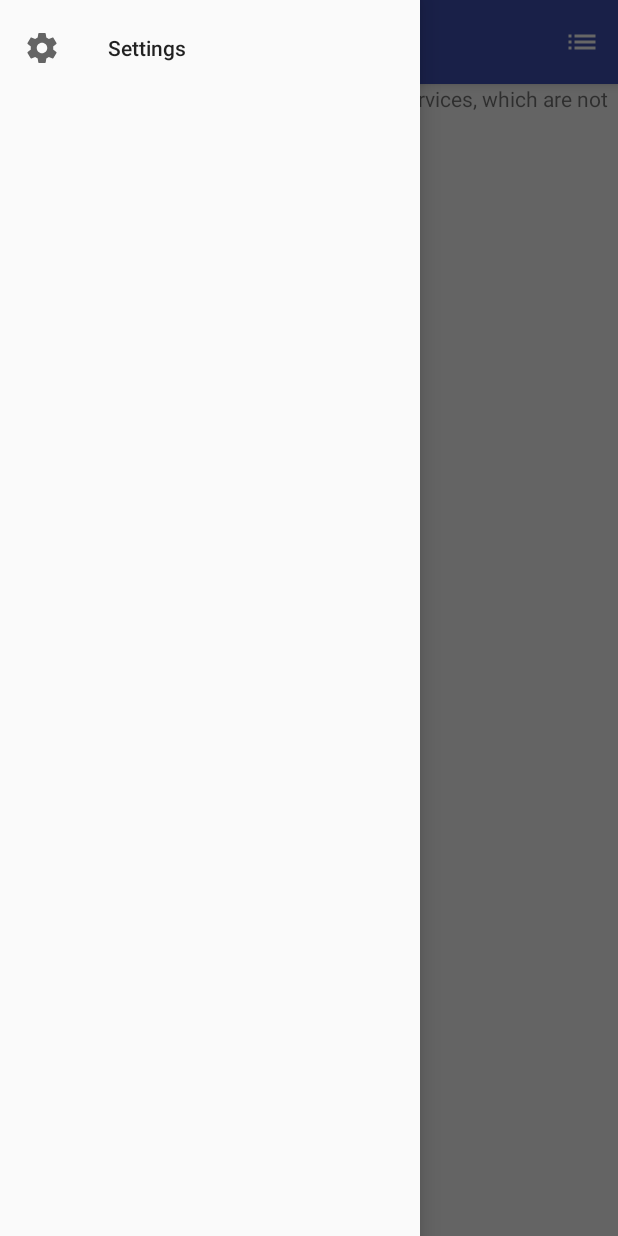
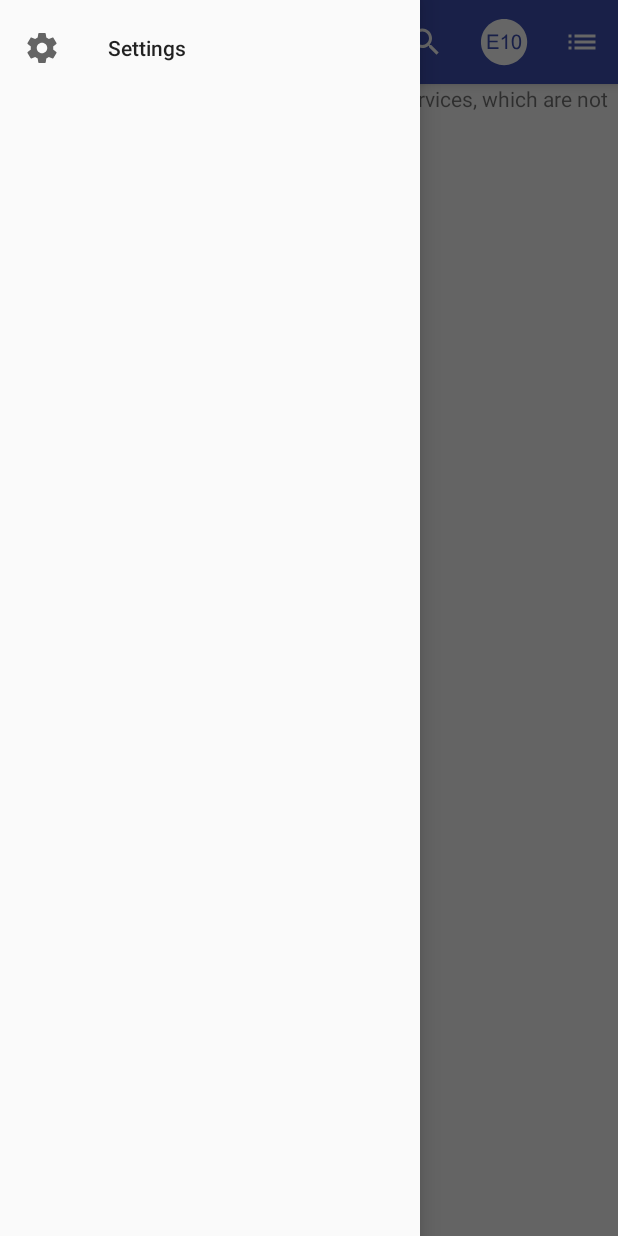
Before and after one commit to mrJayson/PetrolPatrol, an Android app: the MapsActivity screen opened directly, with no data from a screen before it, with the side drawer open, on a phone screen of 412 x 824 dp. Run offline under Robolectric (Android 15) with nearby library versions, the phone set to English and light mode, and no system bars; libraries missing offline, so code that uses them is left out: com.google.maps.android; network calls fail.

Commit message:
Add search bar hook

```diff
--- a/app/src/main/java/com/petrolpatrol/petrolpatrol/details/DetailsActivity.java
+++ b/app/src/main/java/com/petrolpatrol/petrolpatrol/details/DetailsActivity.java
@@ -86,6 +86,7 @@ public class DetailsActivity extends BaseActivity {
 
     @Override
     public boolean onCreateOptionsMenu(Menu menu) {
+        getMenuInflater().inflate(R.menu.menu_search, menu);
         getMenuInflater().inflate(R.menu.menu_details, menu);
         return true;
     }
--- a/app/src/main/java/com/petrolpatrol/petrolpatrol/list/ListActivity.java
+++ b/app/src/main/java/com/petrolpatrol/petrolpatrol/list/ListActivity.java
@@ -55,6 +55,7 @@ public class ListActivity extends BaseActivity implements ListAdapter.Listener{
 
     @Override
     public boolean onCreateOptionsMenu(Menu menu) {
+        getMenuInflater().inflate(R.menu.menu_search, menu);
         getMenuInflater().inflate(R.menu.menu_list, menu);
         MenuItem menuItem = menu.findItem(R.id.fueltype);
         getMenuInflater().inflate(R.menu.submenu_fueltypes, menuItem.getSubMenu());
--- a/app/src/main/java/com/petrolpatrol/petrolpatrol/map/MapsActivity.java
+++ b/app/src/main/java/com/petrolpatrol/petrolpatrol/map/MapsActivity.java
@@ -25,6 +25,7 @@ import com.petrolpatrol.petrolpatrol.service.NewLocationReceiver;
 import com.petrolpatrol.petrolpatrol.ui.BaseActivity;
 import com.petrolpatrol.petrolpatrol.ui.IntentAction;
 import com.petrolpatrol.petrolpatrol.util.Constants;
+import com.petrolpatrol.petrolpatrol.util.IDUtils;
 import com.petrolpatrol.petrolpatrol.util.Utils;
 
 import java.util.ArrayList;
@@ -47,6 +48,8 @@ public class MapsActivity extends BaseActivity implements OnMapReadyCallback, Ne
     private LocationServiceConnection locationServiceConnection;
 
     private NewLocationReceiver newLocationReceiver;
+
+    private MenuItem fuelTypeMenuItem;
 
     private boolean cancelMarkerUpdate;
 
@@ -89,13 +92,24 @@ public class MapsActivity extends BaseActivity implements OnMapReadyCallback, Ne
 
     @Override
     public boolean onCreateOptionsMenu(Menu menu) {
+        getMenuInflater().inflate(R.menu.menu_search, menu);
         getMenuInflater().inflate(R.menu.menu_map, menu);
+        MenuItem menuItem = menu.findItem(R.id.fueltype);
+        getMenuInflater().inflate(R.menu.submenu_fueltypes, menuItem.getSubMenu());
+
+        fuelTypeMenuItem = menu.findItem(R.id.fueltype);
         return true;
     }
 
     @Override
     public boolean onPrepareOptionsMenu(Menu menu) {
-        return super.onPrepareOptionsMenu(menu);
+        // Preselect the menu_list items recorded in Preferences
+        int fuelTypeResID = IDUtils.identify(Preferences.getInstance().getString(Preferences.Key.SELECTED_FUELTYPE), "id", getBaseContext());
+        MenuItem fuelType = menu.findItem(fuelTypeResID);
+        fuelType.setChecked(true);
+        int iconID = IDUtils.identify(Utils.fuelTypeToIconName(Preferences.getInstance().getString(Preferences.Key.SELECTED_FUELTYPE)), "drawable", getBaseContext());
+        fuelTypeMenuItem.setIcon(iconID);
+        return true;
     }
 
     @Override
--- a/app/src/main/java/com/petrolpatrol/petrolpatrol/trend/TrendActivity.java
+++ b/app/src/main/java/com/petrolpatrol/petrolpatrol/trend/TrendActivity.java
@@ -112,13 +112,12 @@ public class TrendActivity extends BaseActivity {
 
     @Override
     public boolean onCreateOptionsMenu(Menu menu) {
+        getMenuInflater().inflate(R.menu.menu_search, menu);
         getMenuInflater().inflate(R.menu.menu_trend, menu);
         MenuItem menuItem = menu.findItem(R.id.fueltype);
         getMenuInflater().inflate(R.menu.submenu_fueltypes, menuItem.getSubMenu());
 
         fuelTypeMenuItem = menu.findItem(R.id.fueltype);
-
-
         return true;
     }
 
--- a/app/src/main/res/menu/menu_details.xml
+++ b/app/src/main/res/menu/menu_details.xml
@@ -4,9 +4,9 @@
         xmlns:app="http://schemas.android.com/apk/res-auto">
     <item
             android:id="@id/favourite"
-            app:showAsAction="always"
+            android:title="@string/menu_favourite"
             android:icon="@drawable/ic_favorite_white_24dp"
-            android:title="@string/menu_favourite">
+            app:showAsAction="always">
     </item>
 
 </menu>
--- a/app/src/main/res/menu/menu_map.xml
+++ b/app/src/main/res/menu/menu_map.xml
@@ -2,11 +2,20 @@
 <menu
         xmlns:android="http://schemas.android.com/apk/res/android"
         xmlns:app="http://schemas.android.com/apk/res-auto">
+
+    <item
+            android:id="@id/fueltype"
+            android:title="@string/menu_fueltype"
+            app:showAsAction="ifRoom">
+
+        <menu><!-- include: submenu_fueltypes.xml --></menu>
+    </item>
+
     <item
             android:id="@id/list"
-            app:showAsAction="always"
+            android:title="@string/menu_list"
             android:icon="@drawable/ic_list_white_24dp"
-            android:title="@string/menu_list">
+            app:showAsAction="ifRoom">
     </item>
 
 </menu>
--- a/app/src/main/res/menu/menu_nav.xml
+++ b/app/src/main/res/menu/menu_nav.xml
@@ -8,9 +8,9 @@
 
         <item
                 android:id="@+id/inbox"
-                android:checked="false"
+                android:title="@string/nav_settings"
                 android:icon="@drawable/ic_settings_white_24dp"
-                android:title="@string/nav_settings" />
+                android:checked="false"/>
 
     </group>
 </menu>
--- /dev/null
+++ b/app/src/main/res/menu/menu_search.xml
@@ -0,0 +1,12 @@
+<?xml version="1.0" encoding="utf-8"?>
+<menu
+        xmlns:android="http://schemas.android.com/apk/res/android"
+        xmlns:app="http://schemas.android.com/apk/res-auto">
+    <item
+            android:id="@id/search"
+            android:title="@string/menu_search"
+            android:icon="@drawable/ic_search_white_24dp"
+            app:showAsAction="collapseActionView|always"
+            app:actionViewClass="android.support.v7.widget.SearchView">
+    </item>
+</menu>
--- a/app/src/main/res/menu/submenu_fueltypes.xml
+++ b/app/src/main/res/menu/submenu_fueltypes.xml
@@ -4,23 +4,23 @@
             android:checkableBehavior="single">
         <item
                 android:id="@id/E10"
-                android:checked="false"
-                android:title="@string/fueltype_E10" />
+                android:title="@string/fueltype_E10"
+                android:checked="false"/>
         <item
                 android:id="@id/U91"
-                android:checked="false"
-                android:title="@string/fueltype_U91" />
+                android:title="@string/fueltype_U91"
+                android:checked="false"/>
         <item
                 android:id="@id/P95"
-                android:checked="false"
-                android:title="@string/fueltype_P95" />
+                android:title="@string/fueltype_P95"
+                android:checked="false"/>
         <item
                 android:id="@id/P98"
-                android:checked="false"
-                android:title="@string/fueltype_P98" />
+                android:title="@string/fueltype_P98"
+                android:checked="false"/>
         <item
                 android:id="@id/DL"
-                android:checked="false"
-                android:title="@string/fueltype_DL" />
+                android:title="@string/fueltype_DL"
+                android:checked="false"/>
     </group>
 </menu>
--- a/app/src/main/res/values/strings.xml
+++ b/app/src/main/res/values/strings.xml
@@ -6,8 +6,10 @@
     <!-- List Content -->
     <string name="item_list_distance">%1$.2f km</string>
 
+    <!-- Search Bar -->
+    <string name="menu_search">Suburb or Postcode</string>
+
     <!-- Filter Toolbar Menu Items -->
-    <string name="menu_search">Search</string>
     <string name="menu_fueltype">Fueltype</string>
     <string name="menu_sort">Sort</string>
     <string name="menu_sort_price">Price</string>
```
Also changed, not shown: app/src/main/res/menu/menu_list.xml (+8 -15 lines), app/src/main/res/menu/menu_trend.xml (+2 -9 lines).
